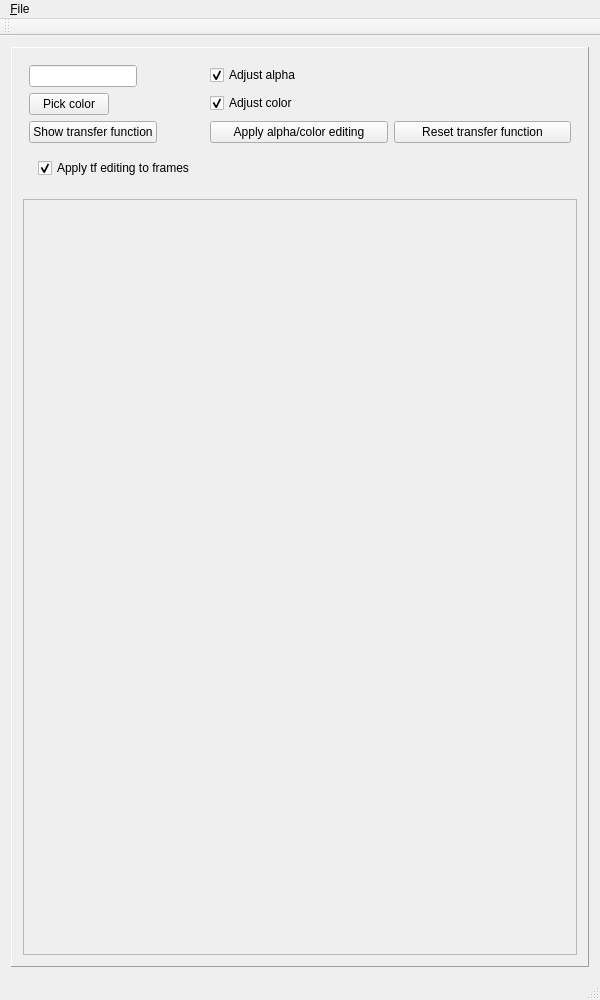
The window that QtCuda/mainwindow.ui (luosz/cuda-visibility) describes before a commit, drawn with Qt 5.
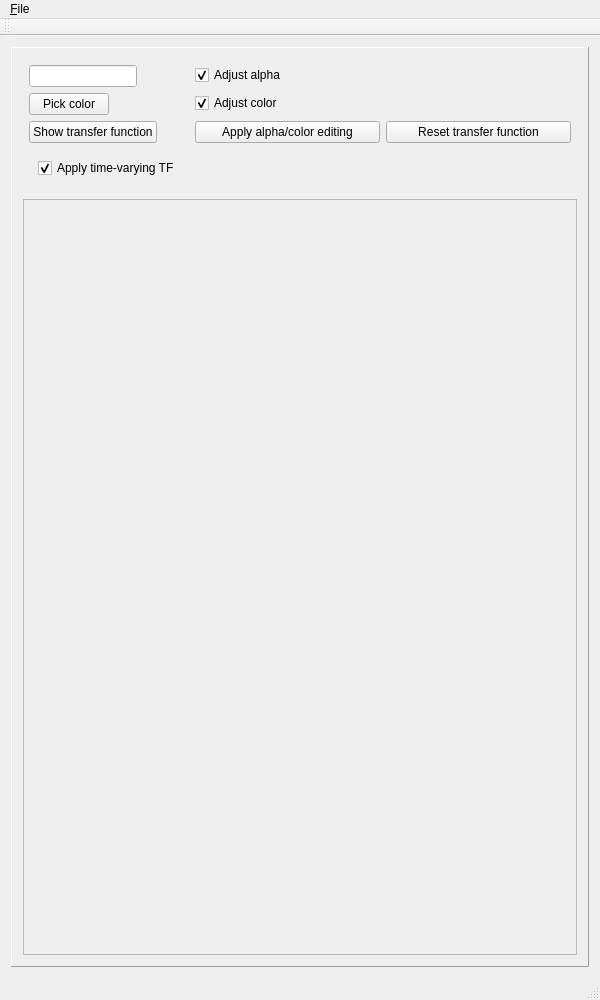
The same window after the commit.

The edit to the form file:
```diff
--- a/QtCuda/mainwindow.ui
+++ b/QtCuda/mainwindow.ui
@@ -170,7 +170,7 @@
            <item>
             <widget class="QCheckBox" name="checkBox_3">
              <property name="text">
-              <string>Apply tf editing to frames</string>
+              <string>Apply time-varying TF</string>
              </property>
              <property name="checked">
               <bool>true</bool>
```
